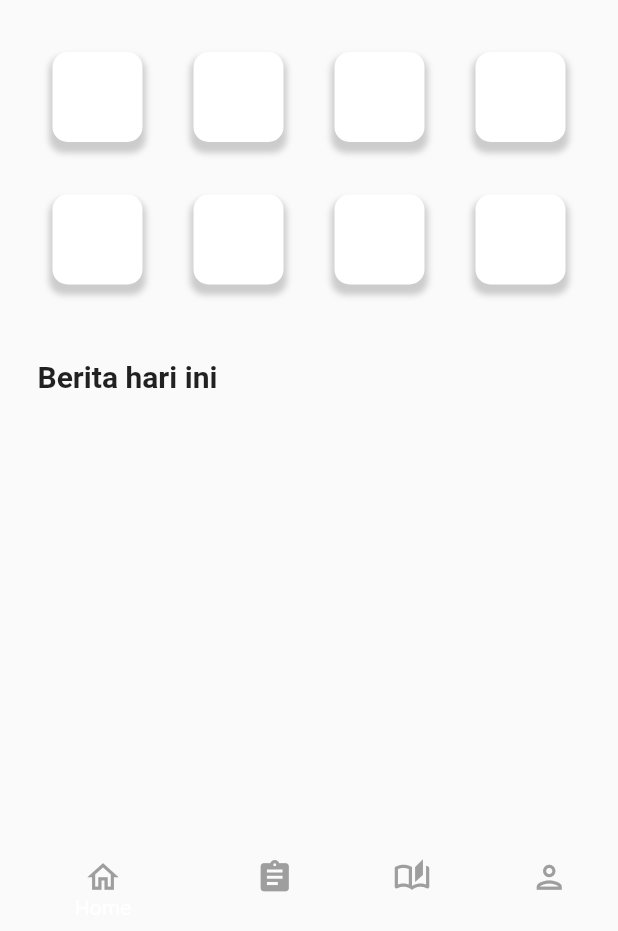
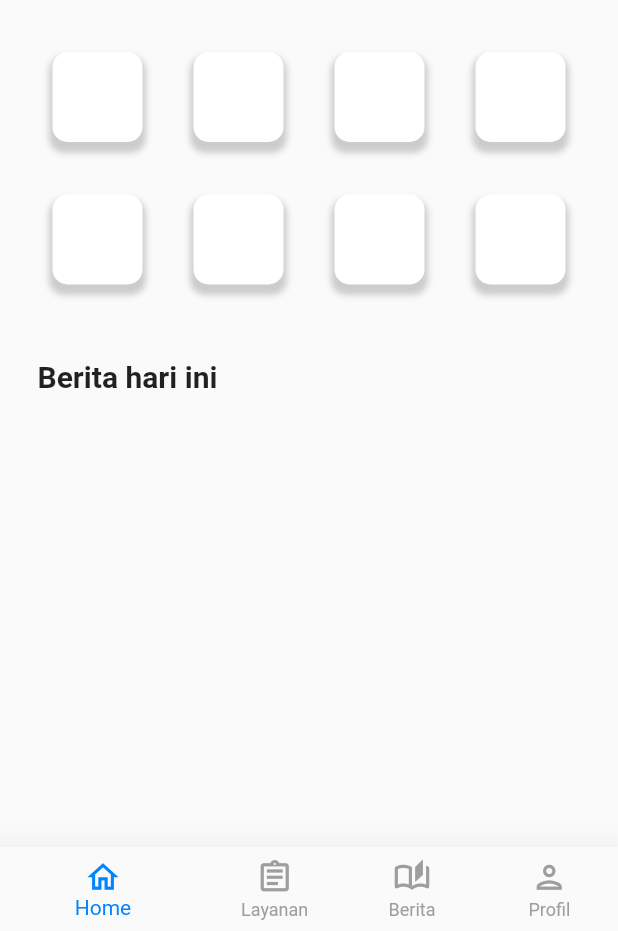
Before and after one commit to siska-id/SISKA, a Flutter app: the screen it shows after launch, on a phone screen of 412 x 824 dp, the part 305-1236 px from its top. Run offline on Flutter 3.47's test engine with Material 2 defaults, Android fonts, the light colour scheme and no system bars.

Commit message:
tambahan label bottom navigation bar

```diff
--- a/lib/main.dart
+++ b/lib/main.dart
@@ -200,39 +200,36 @@ class MyApp extends StatelessWidget {
 
 
         bottomNavigationBar: BottomNavigationBar(
-          unselectedLabelStyle: TextStyle(
-            color: Colors.grey, fontFamily: 'Montserrat', fontSize: 12.0),
+          unselectedItemColor:Colors.grey,
+          selectedItemColor: Color.fromARGB(255, 0, 133, 255),
+          elevation: 20,
+          iconSize: 25,
+          showSelectedLabels: true,
           showUnselectedLabels: true,
-          elevation: 0,
-          iconSize: 25,
 
           items:[
           BottomNavigationBarItem (
             label: "Home",
             icon: Icon(
               Icons.home_outlined,
-              color: Colors.grey,
               ),
             ),
            BottomNavigationBarItem (
-            label: "",
+            label: "Layanan",
             icon: Icon(
-              Icons.assignment ,
-              color: Colors.grey,
+              Icons.assignment_outlined ,
               ),
             ),
            BottomNavigationBarItem (
-            label: "",
+            label: "Berita",
             icon: Icon(
               Icons.auto_stories_outlined ,
-              color: Colors.grey,
               ),
             ),
            BottomNavigationBarItem (
-            label: "",
+            label: "Profil",
             icon: Icon(
               Icons.person_outlined,
-              color: Colors.grey,
               ),
             ),
        ],
```
